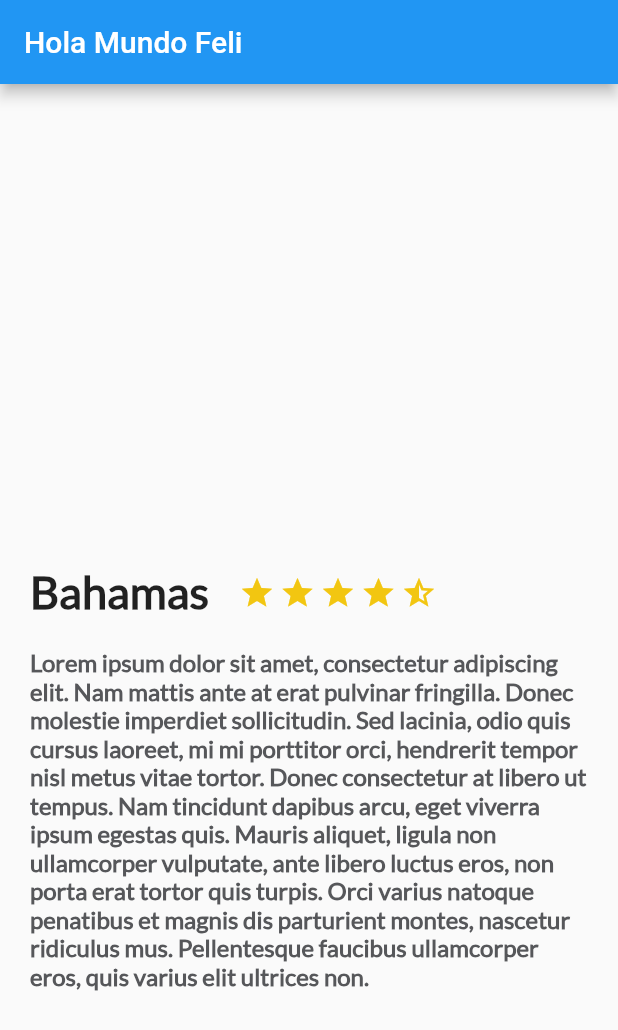
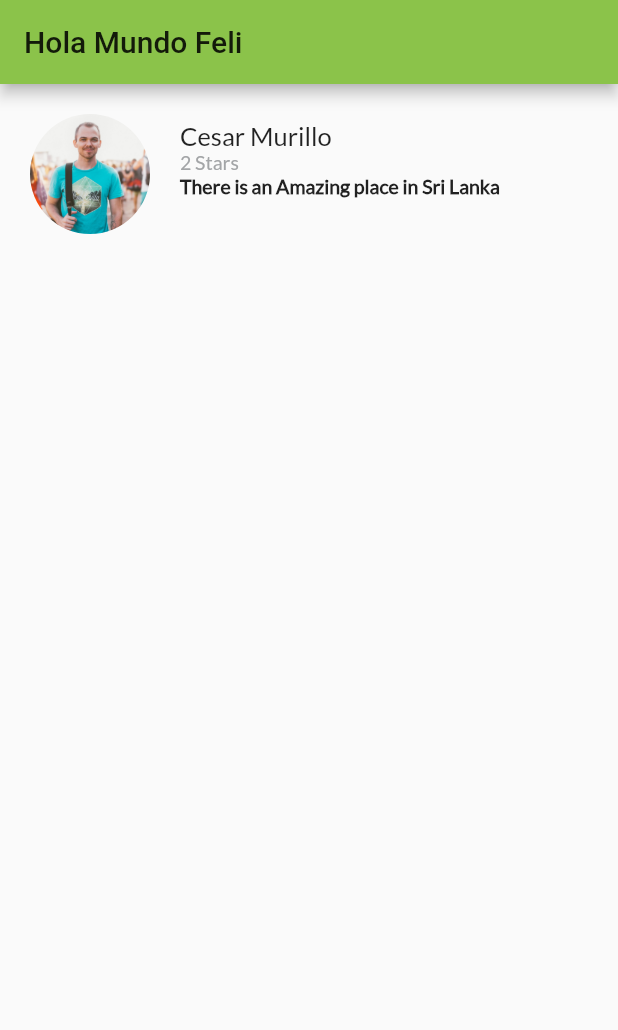
Before and after one commit to zesaru/platzitrips, a Flutter app: the screen it shows after launch, on a phone screen of 412 x 824 dp. Shown: the top 1030 px of the screen. Run offline on Flutter 3.47's test engine with Material 2 defaults, Android fonts, the phone set to English and light mode, and no system bars.

Commit message:
apilando texto c24

```diff
--- a/lib/main.dart
+++ b/lib/main.dart
@@ -1,6 +1,6 @@
 import 'package:flutter/material.dart';
 import 'description_place.dart';
-
+import 'review_list.dart';
 void main() => runApp(MyApp());
 
 class MyApp extends StatelessWidget {
@@ -21,13 +21,15 @@ class MyApp extends StatelessWidget {
         // or simply save your changes to "hot reload" in a Flutter IDE).
         // Notice that the counter didn't reset back to zero; the application
         // is not restarted.
-        primarySwatch: Colors.blue,
+        primarySwatch: Colors.lightGreen,
       ),
         home: Scaffold(
           appBar: AppBar(
             title: Text("Hola Mundo Feli"),
           ),
-          body: new DescriptionPlace("Bahamas", 4, descriptionDummy),
+          body:
+            //new DescriptionPlace("Bahamas", 4, descriptionDummy),
+            ReviewList(),
           ),
         );
   }
--- a/lib/review.dart
+++ b/lib/review.dart
@@ -3,12 +3,67 @@ import 'package:flutter/material.dart';
 class Review extends StatelessWidget {
 
   String pathImage = "asset/img/people.jpg";
+  String name = "Varuna Hasas";
+  String details = "1 review 5 Photos";
+  String comment = "There is an Amazing place in Sri Lanka";
 
-  Review(this.pathImage);
+  Review(this.pathImage, this.name, this.details, this.comment);
 
   @override
   Widget build(BuildContext context) {
     // TODO: implement build
+    final userComment = Container(
+      margin: EdgeInsets.only(
+        left: 20.0,
+      ),
+      child: Text(
+        comment,
+        textAlign: TextAlign.left,
+        style: TextStyle(
+            fontFamily: "Lato",
+            fontSize: 13.0,
+            fontWeight: FontWeight.w900
+        ),
+      ),
+    );
+
+    final userInfo = Container(
+      margin: EdgeInsets.only(
+        left: 20.0,
+      ),
+      child: Text(
+        details,
+        textAlign: TextAlign.left,
+        style: TextStyle(
+            fontFamily: "Lato",
+            fontSize: 13.0,
+            color: Color(0xFFa3a5a7)
+        ),
+      ),
+    );
+
+    final userName = Container(
+      margin: EdgeInsets.only(
+        left: 20.0,
+      ),
+      child: Text(
+        name,
+        textAlign: TextAlign.left,
+        style: TextStyle(
+          fontFamily: "Lato",
+          fontSize: 17.0
+        ),
+      ),
+    );
+
+    final userDetails = Column(
+      crossAxisAlignment: CrossAxisAlignment.start,
+      children: <Widget>[
+        userName,
+        userInfo,
+        userComment
+      ],
+    );
 
     final photo = Container (
       margin: EdgeInsets.only(
@@ -31,7 +86,8 @@ class Review extends StatelessWidget {
 
     return Row (
       children: <Widget>[
-
+        photo,
+        userDetails
       ],
     );
 
--- /dev/null
+++ b/lib/review_list.dart
@@ -0,0 +1,14 @@
+import 'package:flutter/material.dart';
+import 'review.dart';
+
+class ReviewList extends StatelessWidget {
+  @override
+  Widget build(BuildContext context) {
+    return Column(
+      crossAxisAlignment: CrossAxisAlignment.start,
+      children: <Widget>[
+        Review("assets/img/people.jpg", "Cesar Murillo", "2 Stars ", "There is an Amazing place in Sri Lanka")
+      ],
+    );
+  }
+}
```
